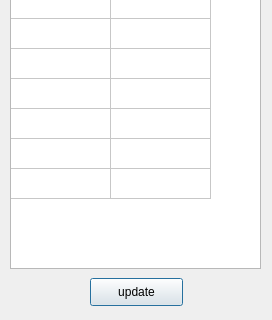
Before: the Qt Designer form update.ui in jiwoochris/dividends_table_ez, drawn with Qt 5; both pictures show x 0 to 272 and y 212 to 532 of the 272 by 532 pixel window.
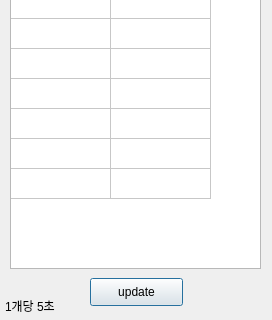
After: the same form once the commit is applied.

What changed in the file:
```diff
--- a/update.ui
+++ b/update.ui
@@ -151,6 +151,22 @@
     <string>update</string>
    </property>
   </widget>
+  <widget class="QLabel" name="data">
+   <property name="geometry">
+    <rect>
+     <x>5</x>
+     <y>510</y>
+     <width>81</width>
+     <height>16</height>
+    </rect>
+   </property>
+   <property name="text">
+    <string>1개당 5초</string>
+   </property>
+   <property name="alignment">
+    <set>Qt::AlignLeading|Qt::AlignLeft|Qt::AlignVCenter</set>
+   </property>
+  </widget>
  </widget>
  <resources/>
  <connections/>
```
